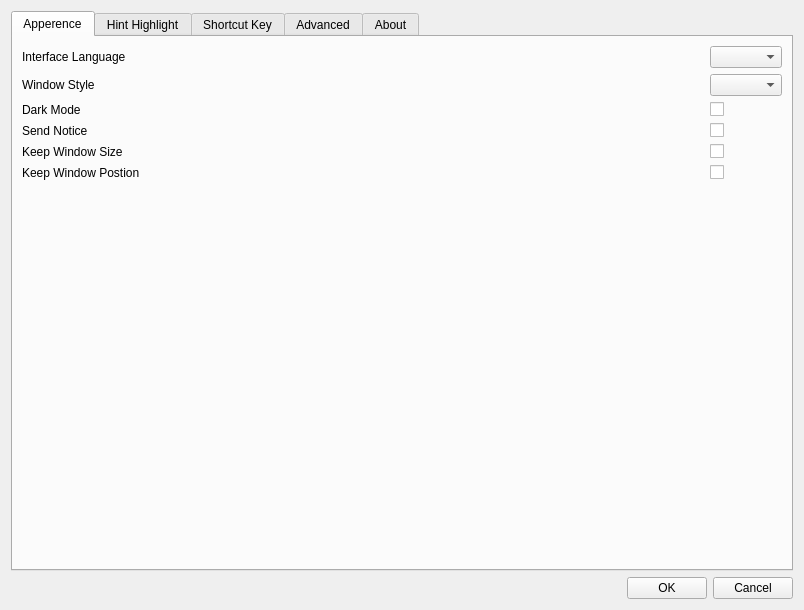
The window that ui/configDialog.ui (cocom-official/CoCOM) describes before a commit, drawn with Qt 5.
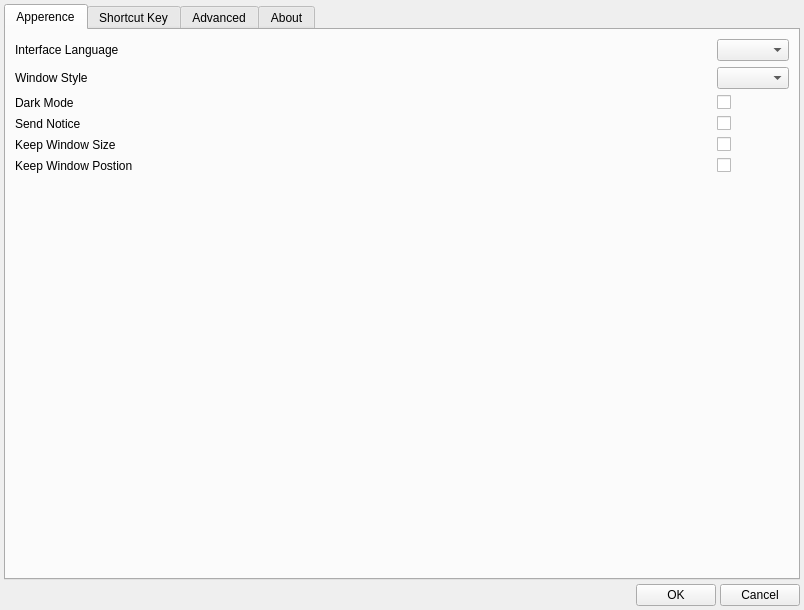
The same window after the commit.

Patch:
```diff
--- a/ui/configDialog.ui
+++ b/ui/configDialog.ui
@@ -14,6 +14,21 @@
    <string>Configuration</string>
   </property>
   <layout class="QVBoxLayout" name="verticalLayout">
+   <property name="spacing">
+    <number>4</number>
+   </property>
+   <property name="leftMargin">
+    <number>4</number>
+   </property>
+   <property name="topMargin">
+    <number>4</number>
+   </property>
+   <property name="rightMargin">
+    <number>4</number>
+   </property>
+   <property name="bottomMargin">
+    <number>4</number>
+   </property>
    <item>
     <layout class="QHBoxLayout" name="horizontalLayout_2">
      <item>
@@ -141,11 +156,6 @@
          </item>
         </layout>
        </widget>
-       <widget class="QWidget" name="hintHighliteTab">
-        <attribute name="title">
-         <string>Hint Highlight</string>
-        </attribute>
-       </widget>
        <widget class="QWidget" name="shortcutKeyTab">
         <attribute name="title">
          <string>Shortcut Key</string>
```
